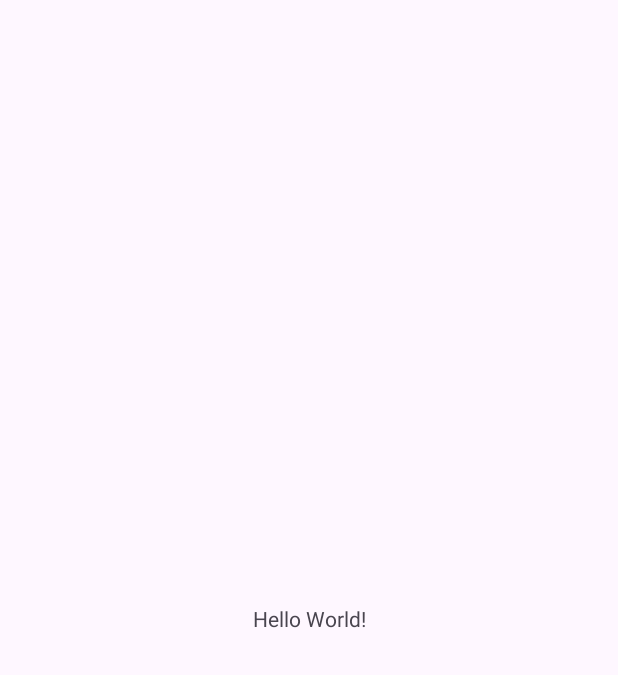
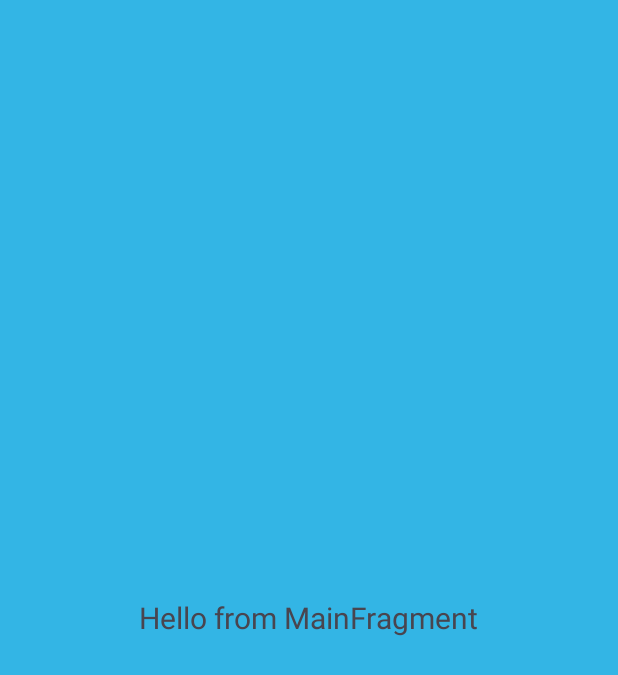
Before and after one commit to Maxhunter345/LAB_WEEK_03, an Android app: the screen it shows after launch (MainActivity), on a phone screen of 412 x 824 dp. Before the commit the part shown is almost empty. Shown: the top 675 px of the screen. Run offline under Robolectric (Android 15) with nearby library versions, the phone set to English and light mode, and no system bars.

Commit message:
Commit No. 1 – add fragment lifecycle logging

```diff
--- a/app/src/main/java/com/example/lab_week_03/MainActivity.kt
+++ b/app/src/main/java/com/example/lab_week_03/MainActivity.kt
@@ -1,20 +1,47 @@
 package com.example.lab_week_03
 
 import android.os.Bundle
-import androidx.activity.enableEdgeToEdge
+import android.util.Log
 import androidx.appcompat.app.AppCompatActivity
-import androidx.core.view.ViewCompat
-import androidx.core.view.WindowInsetsCompat
 
 class MainActivity : AppCompatActivity() {
+    companion object {
+        private const val TAG = "MainActivity"
+    }
+
     override fun onCreate(savedInstanceState: Bundle?) {
         super.onCreate(savedInstanceState)
-        enableEdgeToEdge()
         setContentView(R.layout.activity_main)
-        ViewCompat.setOnApplyWindowInsetsListener(findViewById(R.id.main)) { v, insets ->
-            val systemBars = insets.getInsets(WindowInsetsCompat.Type.systemBars())
-            v.setPadding(systemBars.left, systemBars.top, systemBars.right, systemBars.bottom)
-            insets
-        }
+        Log.d(TAG, "onCreate")
+    }
+
+    override fun onStart() {
+        super.onStart()
+        Log.d(TAG, "onStart")
+    }
+
+    override fun onResume() {
+        super.onResume()
+        Log.d(TAG, "onResume")
+    }
+
+    override fun onPause() {
+        super.onPause()
+        Log.d(TAG, "onPause")
+    }
+
+    override fun onStop() {
+        super.onStop()
+        Log.d(TAG, "onStop")
+    }
+
+    override fun onRestart() {
+        super.onRestart()
+        Log.d(TAG, "onRestart")
+    }
+
+    override fun onDestroy() {
+        super.onDestroy()
+        Log.d(TAG, "onDestroy")
     }
 }
--- /dev/null
+++ b/app/src/main/java/com/example/lab_week_03/MainFragment.kt
@@ -0,0 +1,73 @@
+package com.example.lab_week_03
+
+import android.content.Context
+import android.os.Bundle
+import android.util.Log
+import android.view.LayoutInflater
+import android.view.View
+import android.view.ViewGroup
+import androidx.fragment.app.Fragment
+
+class MainFragment : Fragment() {
+    companion object {
+        private const val TAG = "MainFragment"
+    }
+
+    override fun onAttach(context: Context) {
+        super.onAttach(context)
+        Log.d(TAG, "onAttach")
+    }
+
+    override fun onCreate(savedInstanceState: Bundle?) {
+        super.onCreate(savedInstanceState)
+        Log.d(TAG, "onCreate")
+    }
+
+    override fun onCreateView(
+        inflater: LayoutInflater, container: ViewGroup?,
+        savedInstanceState: Bundle?
+    ): View? {
+        Log.d(TAG, "onCreateView")
+        return inflater.inflate(R.layout.fragment_main, container, false)
+    }
+
+    override fun onViewCreated(view: View, savedInstanceState: Bundle?) {
+        super.onViewCreated(view, savedInstanceState)
+        Log.d(TAG, "onViewCreated")
+    }
+
+    override fun onStart() {
+        super.onStart()
+        Log.d(TAG, "onStart")
+    }
+
+    override fun onResume() {
+        super.onResume()
+        Log.d(TAG, "onResume")
+    }
+
+    override fun onPause() {
+        super.onPause()
+        Log.d(TAG, "onPause")
+    }
+
+    override fun onStop() {
+        super.onStop()
+        Log.d(TAG, "onStop")
+    }
+
+    override fun onDestroyView() {
+        super.onDestroyView()
+        Log.d(TAG, "onDestroyView")
+    }
+
+    override fun onDestroy() {
+        super.onDestroy()
+        Log.d(TAG, "onDestroy")
+    }
+
+    override fun onDetach() {
+        super.onDetach()
+        Log.d(TAG, "onDetach")
+    }
+}
--- a/app/src/main/res/layout/activity_main.xml
+++ b/app/src/main/res/layout/activity_main.xml
@@ -2,18 +2,17 @@
 <androidx.constraintlayout.widget.ConstraintLayout xmlns:android="http://schemas.android.com/apk/res/android"
     xmlns:app="http://schemas.android.com/apk/res-auto"
     xmlns:tools="http://schemas.android.com/tools"
-    android:id="@+id/main"
     android:layout_width="match_parent"
     android:layout_height="match_parent"
     tools:context=".MainActivity">
 
-    <TextView
-        android:layout_width="wrap_content"
-        android:layout_height="wrap_content"
-        android:text="Hello World!"
+    <androidx.fragment.app.FragmentContainerView
+        android:id="@+id/fragment_container_view"
+        android:name="com.example.lab_week_03.MainFragment"
+        android:layout_width="match_parent"
+        android:layout_height="match_parent"
+        app:layout_constraintTop_toTopOf="parent"
         app:layout_constraintBottom_toBottomOf="parent"
-        app:layout_constraintEnd_toEndOf="parent"
         app:layout_constraintStart_toStartOf="parent"
-        app:layout_constraintTop_toTopOf="parent" />
-
+        app:layout_constraintEnd_toEndOf="parent"/>
 </androidx.constraintlayout.widget.ConstraintLayout>
--- /dev/null
+++ b/app/src/main/res/layout/fragment_main.xml
@@ -0,0 +1,13 @@
+<?xml version="1.0" encoding="utf-8"?>
+<FrameLayout xmlns:android="http://schemas.android.com/apk/res/android"
+    android:layout_width="match_parent"
+    android:layout_height="match_parent"
+    android:background="@android:color/holo_blue_light">
+
+    <TextView
+        android:layout_width="wrap_content"
+        android:layout_height="wrap_content"
+        android:text="Hello from MainFragment"
+        android:layout_gravity="center"
+        android:textSize="20sp"/>
+</FrameLayout>
--- a/app/src/main/res/values/strings.xml
+++ b/app/src/main/res/values/strings.xml
@@ -1,3 +1,5 @@
 <resources>
     <string name="app_name">LAB_WEEK_03</string>
+    <!-- TODO: Remove or change this placeholder text -->
+    <string name="hello_blank_fragment">Hello blank fragment</string>
 </resources>
```
Also changed, not shown: 4 other files.
